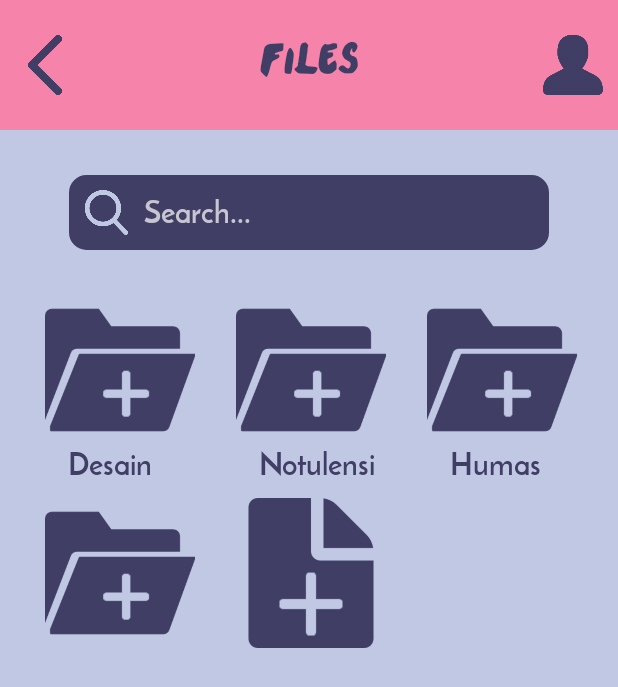
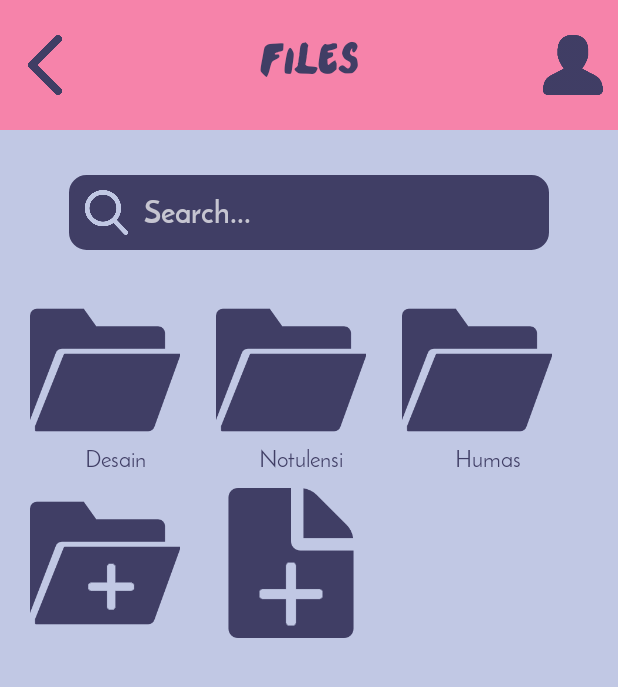
Before and after one commit to realicejoanne/monica-dev, an Android app: the FileCloud screen opened directly, with no data from a screen before it, on a phone screen of 412 x 824 dp. Shown: the top 687 px of the screen. Run offline under Robolectric (Android 15) with nearby library versions, the phone set to English and light mode, and no system bars.

Commit message:
ngehias layout aja

```diff
--- a/Monica/app/build.gradle
+++ b/Monica/app/build.gradle
@@ -32,6 +32,7 @@ dependencies {
     implementation 'com.android.support.constraint:constraint-layout:1.1.3'
     implementation 'com.android.support:recyclerview-v7:28.0.0'
     implementation 'com.android.support:percent:28.0.0'
+    implementation 'pl.droidsonroids.gif:android-gif-drawable:1.2.+'
 
     //firebase
     implementation 'com.google.firebase:firebase-core:16.0.4'
--- a/Monica/app/src/main/java/unpad/rockbottom/monica/FileCloud.java
+++ b/Monica/app/src/main/java/unpad/rockbottom/monica/FileCloud.java
@@ -16,9 +16,9 @@ public class FileCloud extends AppCompatActivity {
         super.onCreate(savedInstanceState);
         setContentView(R.layout.activity_file_cloud);
         final ArrayList<FileItem> files = new ArrayList<>();
-        files.add(new FileItem("Desain",R.drawable.folder));
-        files.add(new FileItem("Notulensi",R.drawable.folder));
-        files.add(new FileItem("Humas",R.drawable.folder));
+        files.add(new FileItem("Desain",R.drawable.folders));
+        files.add(new FileItem("Notulensi",R.drawable.folders));
+        files.add(new FileItem("Humas",R.drawable.folders));
         files.add(new FileItem("",R.drawable.folder));
         files.add(new FileItem("",R.drawable.file));
         GridView gridView = (GridView)findViewById(R.id.grid_files);
@@ -27,13 +27,12 @@ public class FileCloud extends AppCompatActivity {
             @Override
             public void onItemClick(AdapterView<?> adapterView, View view, int position, long id) {
                 FileItem fileItemAdapter = files.get(position);
-                Toast.makeText(FileCloud.this, "Posisi: "+position, Toast.LENGTH_SHORT)
-                        .show();
+                //Toast.makeText(FileCloud.this, "Posisi: "+position, Toast.LENGTH_SHORT).show();
                 if (position == (files.size()-2)) {
-                    files.add((files.size()-2),new FileItem("Tambahan", R.drawable.folder));
+                    files.add((files.size()-2),new FileItem("Tambahan " +(files.size()-4), R.drawable.folders));
                 }
                 if (position == (files.size()-1)){
-                    files.add((files.size()-2),new FileItem("Tambahan", R.drawable.file));
+                    files.add((files.size()-2),new FileItem("Tambahan" +(files.size()-4), R.drawable.files));
                 }
                 filesAdapter.notifyDataSetChanged();
             }
--- a/Monica/app/src/main/java/unpad/rockbottom/monica/ItemList.java
+++ b/Monica/app/src/main/java/unpad/rockbottom/monica/ItemList.java
@@ -35,7 +35,7 @@ public class ItemList extends AppCompatActivity {
     @Override
     protected void onCreate(Bundle savedInstanceState) {
         super.onCreate(savedInstanceState);
-        setContentView(R.layout.activity_channel_room);
+        setContentView(R.layout.activity_item_list);
 
         databaseToDoList = FirebaseDatabase.getInstance().getReference("itemList");
         toDoListView = (ListView) findViewById(R.id.toDoList);
--- a/Monica/app/src/main/res/layout/activity_call.xml
+++ b/Monica/app/src/main/res/layout/activity_call.xml
@@ -199,6 +199,7 @@
                     android:textColor="@color/gray"
                     android:fontFamily="@font/josefinsans"
                     android:background="@drawable/button_pink"
+                    android:onClick="onClickCallVideoRoom"
                     android:layout_weight="1"/>
             </LinearLayout>
         </LinearLayout>
--- a/Monica/app/src/main/res/layout/activity_file_cloud.xml
+++ b/Monica/app/src/main/res/layout/activity_file_cloud.xml
@@ -71,13 +71,15 @@
             android:layout_width="match_parent"
             android:layout_height="wrap_content" />
     </LinearLayout>
+
     <GridView
+        android:id="@+id/grid_files"
         android:layout_marginTop="30dp"
-        android:layout_marginLeft="30dp"
+        android:paddingStart="20dp"
+        android:paddingEnd="20dp"
         android:numColumns="3"
         android:verticalSpacing="10dp"
         android:layout_below="@id/search_file"
-        android:id="@+id/grid_files"
         android:layout_width="match_parent"
         android:layout_height="match_parent">
 
--- a/Monica/app/src/main/res/layout/file_list_item.xml
+++ b/Monica/app/src/main/res/layout/file_list_item.xml
@@ -1,19 +1,22 @@
 <?xml version="1.0" encoding="utf-8"?>
 <LinearLayout xmlns:android="http://schemas.android.com/apk/res/android"
-    android:orientation="vertical" android:layout_width="wrap_content"
+    android:orientation="vertical"
+    android:layout_width="wrap_content"
     android:layout_height="wrap_content">
     <ImageView
         android:id="@+id/grid_image"
         android:src="@drawable/folder"
         android:layout_width="100dp"
+        android:adjustViewBounds="true"
         android:layout_height="100dp" />
     <TextView
         android:id="@+id/text_file_grid"
         android:text="Desain"
-        android:layout_marginLeft="15dp"
-        android:textSize="20sp"
+        android:textSize="15sp"
         android:textColor="@color/colorPrimaryDark"
-        android:fontFamily="@font/josefinsans_bold"
-        android:layout_width="wrap_content"
-        android:layout_height="wrap_content" />
+        android:fontFamily="@font/josefinsans_regular"
+        android:textAlignment="center"
+        android:paddingEnd="10dp"
+        android:layout_width="match_parent"
+        android:layout_height="match_parent" />
 </LinearLayout>
--- a/Monica/app/src/main/res/layout/fragment_profile.xml
+++ b/Monica/app/src/main/res/layout/fragment_profile.xml
@@ -125,8 +125,9 @@
                 android:layout_width="100dp"
                 android:layout_height="100dp"
                 android:contentDescription="logoSelected"
-                android:background="@color/clear"
-                android:src="@drawable/homeeclipse"
+                android:background="@drawable/edit_round"
+                android:padding="20dp"
+                android:src="@drawable/committee"
                 android:scaleType="centerInside"
                 android:onClick="onClickChatRoom"/>
         </LinearLayout>
--- a/Monica/build.gradle
+++ b/Monica/build.gradle
@@ -19,6 +19,7 @@ allprojects {
     repositories {
         google()
         jcenter()
+        mavenCentral()
         maven {
             url "https://jitpack.io"
         }
```
Also changed, not shown: Monica/app/src/main/java/unpad/rockbottom/monica/FragmentProfile.java (+0 -15 lines), Monica/app/src/main/res/layout/activity_auth.xml (+16 -0 lines), Monica/app/src/main/res/layout/activity_call_video_room.xml (+4 -44 lines), Monica/app/src/main/res/layout/activity_channel_room.xml (+4 -3 lines), Monica/app/src/main/res/layout/activity_splash.xml (+19 -6 lines), Monica/app/src/main/res/drawable-hdpi/file.png (renamed from Monica/app/src/main/res/drawable/file.png), Monica/app/src/main/res/drawable-hdpi/files.png (added), Monica/app/src/main/res/drawable-hdpi/folder.png (added), Monica/app/src/main/res/drawable-hdpi/folders.png (added), 1 other file.
